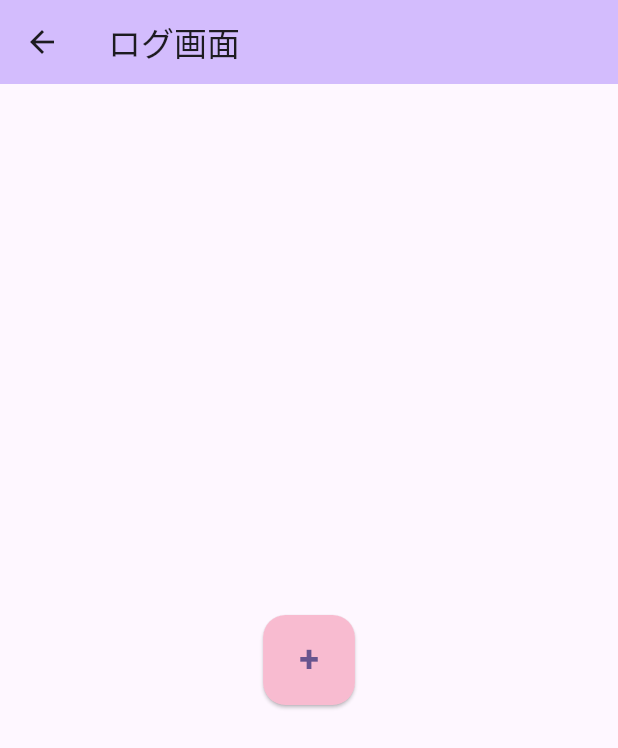
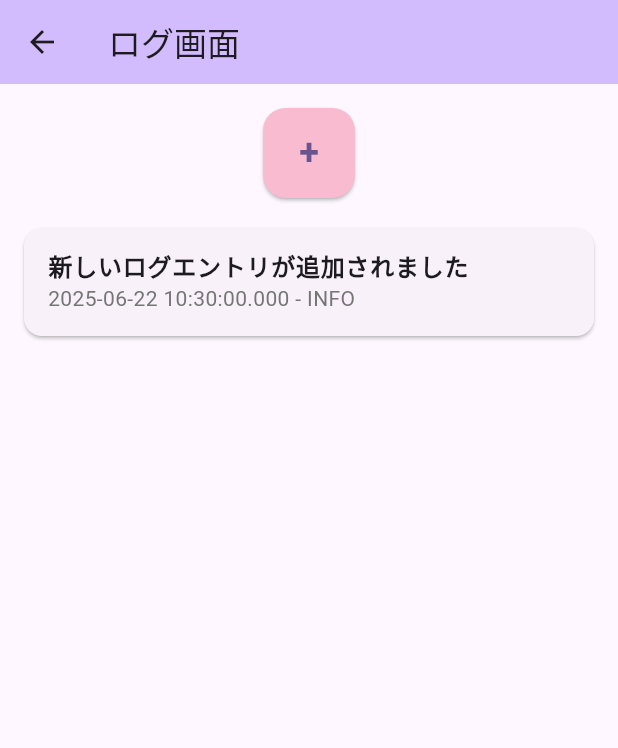
Before and after one commit to hyoshitake/Osewakiroku, a Flutter app: the LogScreen screen opened directly, after a tap on an icon or button, on a phone screen of 412 x 824 dp. Shown: the top 748 px of the screen. Run offline on Flutter 3.47's test engine with Material 3 defaults, Android fonts, the phone set to English and light mode, and no system bars.

Commit message:
ログの追加と表示

```diff
--- a/flutter_app/lib/log.dart
+++ /dev/null
@@ -1,36 +0,0 @@
-import 'package:flutter/material.dart';
-
-class LogScreen extends StatelessWidget {
-  const LogScreen({Key? key}) : super(key: key);
-
-  @override
-  Widget build(BuildContext context) {
-    return Scaffold(
-      appBar: AppBar(
-        title: const Text('ログ画面'),
-        backgroundColor: Theme.of(context).colorScheme.inversePrimary,
-      ),
-      body: Center(
-        child: ElevatedButton(
-          onPressed: () {
-            // ボタンがタップされたときの処理
-          },
-          style: ElevatedButton.styleFrom(
-            backgroundColor: Colors.pink.shade100, // 薄いピンク色
-            minimumSize: const Size(60, 60), // 正方形のサイズ
-            shape: RoundedRectangleBorder(
-              borderRadius: BorderRadius.circular(15), // 角丸
-            ),
-          ),
-          child: const Text(
-            '+',
-            style: TextStyle(
-              fontSize: 24,
-              fontWeight: FontWeight.bold,
-            ),
-          ),
-        ),
-      ),
-    );
-  }
-}
--- a/flutter_app/lib/main.dart
+++ b/flutter_app/lib/main.dart
@@ -1,5 +1,5 @@
 import 'package:flutter/material.dart';
-import 'log.dart';
+import 'screens/log.dart';
 
 void main() {
   runApp(const MyApp());
--- /dev/null
+++ b/flutter_app/lib/models/log.dart
@@ -0,0 +1,52 @@
+import 'package:flutter/foundation.dart';
+
+class Log {
+  final DateTime timestamp;
+  final String logType;
+  final String data1;
+  final String data2;
+  final String data3;
+  final String data4;
+  final String message;
+
+  Log({
+    required this.timestamp,
+    required this.logType,
+    this.data1 = '',
+    this.data2 = '',
+    this.data3 = '',
+    this.data4 = '',
+    required this.message,
+  });
+
+  @override
+  String toString() {
+    return 'Log(timestamp: $timestamp, logType: $logType, message: $message)';
+  }
+
+  // JSONデータへの変換メソッド
+  Map<String, dynamic> toJson() {
+    return {
+      'timestamp': timestamp.toIso8601String(),
+      'logType': logType,
+      'data1': data1,
+      'data2': data2,
+      'data3': data3,
+      'data4': data4,
+      'message': message,
+    };
+  }
+
+  // JSONデータからLogオブジェクトを作成するファクトリメソッド
+  factory Log.fromJson(Map<String, dynamic> json) {
+    return Log(
+      timestamp: DateTime.parse(json['timestamp']),
+      logType: json['logType'],
+      data1: json['data1'] ?? '',
+      data2: json['data2'] ?? '',
+      data3: json['data3'] ?? '',
+      data4: json['data4'] ?? '',
+      message: json['message'],
+    );
+  }
+}
--- /dev/null
+++ b/flutter_app/lib/screens/log.dart
@@ -0,0 +1,118 @@
+import 'package:flutter/material.dart';
+import '../models/log.dart';
+
+class LogScreen extends StatefulWidget {
+  const LogScreen({Key? key}) : super(key: key);
+
+  @override
+  State<LogScreen> createState() => _LogScreenState();
+}
+
+class _LogScreenState extends State<LogScreen> {
+  final List<Log> _logs = [];
+
+  void _addLog() {
+    final newLog = Log(
+      timestamp: DateTime.now(),
+      logType: 'INFO',
+      message: '新しいログエントリが追加されました',
+      data1: 'サンプルデータ1',
+      data2: 'サンプルデータ2',
+    );
+
+    setState(() {
+      _logs.add(newLog);
+    });
+  }
+
+  @override
+  Widget build(BuildContext context) {
+    return Scaffold(
+      appBar: AppBar(
+        title: const Text('ログ画面'),
+        backgroundColor: Theme.of(context).colorScheme.inversePrimary,
+      ),
+      body: Column(
+        children: [
+          Padding(
+            padding: const EdgeInsets.all(16.0),
+            child: ElevatedButton(
+              onPressed: _addLog,
+              style: ElevatedButton.styleFrom(
+                backgroundColor: Colors.pink.shade100, // 薄いピンク色
+                minimumSize: const Size(60, 60), // 正方形のサイズ
+                shape: RoundedRectangleBorder(
+                  borderRadius: BorderRadius.circular(15), // 角丸
+                ),
+              ),
+              child: const Text(
+                '+',
+                style: TextStyle(
+                  fontSize: 24,
+                  fontWeight: FontWeight.bold,
+                ),
+              ),
+            ),
+          ),
+          Expanded(
+            child: _logs.isEmpty
+                ? const Center(child: Text('ログはまだありません'))
+                : ListView.builder(
+                    itemCount: _logs.length,
+                    itemBuilder: (context, index) {
+                      final log = _logs[_logs.length - 1 - index]; // 新しいログを上に表示
+                      return Card(
+                        margin: const EdgeInsets.symmetric(
+                            horizontal: 16.0, vertical: 4.0),
+                        child: ListTile(
+                          title: Text(
+                            log.message,
+                            style: const TextStyle(fontWeight: FontWeight.bold),
+                          ),
+                          subtitle: Text(
+                            '${log.timestamp.toLocal().toString()} - ${log.logType}',
+                            style: TextStyle(color: Colors.grey.shade600),
+                          ),
+                          onTap: () {
+                            // タップしたときの処理（詳細表示など）
+                            showDialog(
+                              context: context,
+                              builder: (context) => AlertDialog(
+                                title: const Text('ログ詳細'),
+                                content: Column(
+                                  mainAxisSize: MainAxisSize.min,
+                                  crossAxisAlignment: CrossAxisAlignment.start,
+                                  children: [
+                                    Text('時刻: ${log.timestamp.toLocal()}'),
+                                    Text('種類: ${log.logType}'),
+                                    Text('メッセージ: ${log.message}'),
+                                    if (log.data1.isNotEmpty)
+                                      Text('データ1: ${log.data1}'),
+                                    if (log.data2.isNotEmpty)
+                                      Text('データ2: ${log.data2}'),
+                                    if (log.data3.isNotEmpty)
+                                      Text('データ3: ${log.data3}'),
+                                    if (log.data4.isNotEmpty)
+                                      Text('データ4: ${log.data4}'),
+                                  ],
+                                ),
+                                actions: [
+                                  TextButton(
+                                    onPressed: () =>
+                                        Navigator.of(context).pop(),
+                                    child: const Text('閉じる'),
+                                  ),
+                                ],
+                              ),
+                            );
+                          },
+                        ),
+                      );
+                    },
+                  ),
+          ),
+        ],
+      ),
+    );
+  }
+}
--- /dev/null
+++ b/prompt/20250621120201_ログ追加.txt
@@ -0,0 +1,13 @@
+ログクラスを追加してください
+- lib/models/log.dartを新規作成してください
+- Logとします。
+- メンバ変数として以下を保持します
+  - timestamp
+  - ログ種類
+  - データ部１
+  - データ部２
+  - データ部３
+  - データ部４
+  - メッセージ
+- lib/screens/log.dart のElevatedButtonをクリックするとLogを挿入します
+- lib/screens/log.dart のElevatedButtonの下に挿入されたLogのタイムスタンプとメッセージをリスト表示してください。
```
